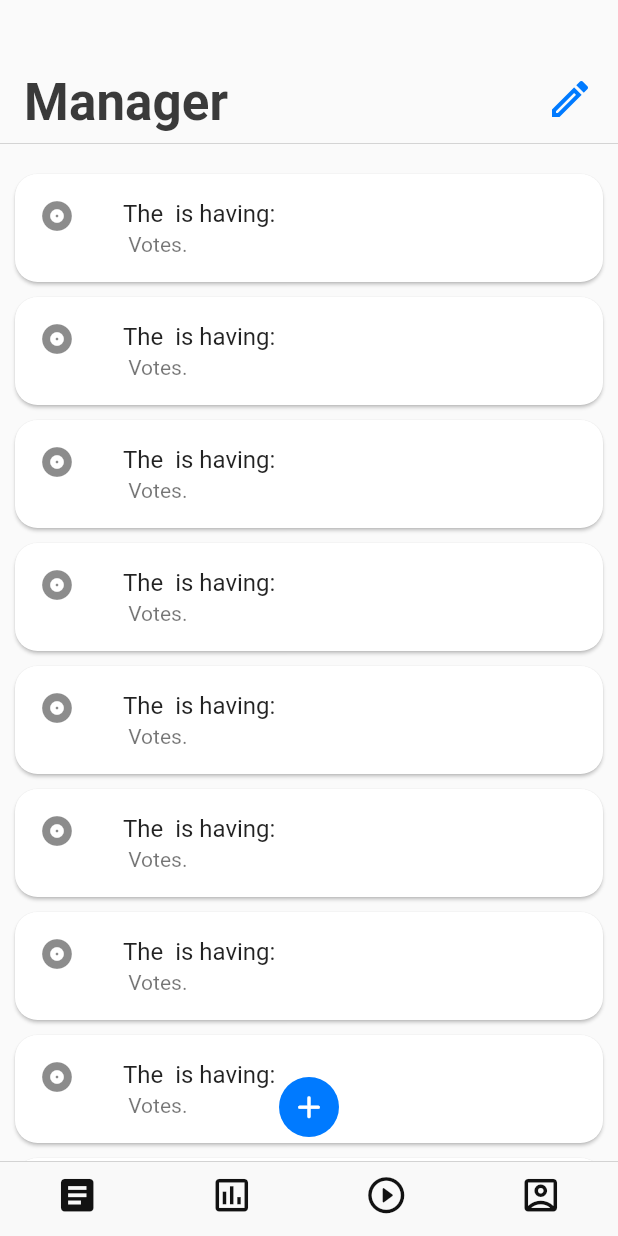
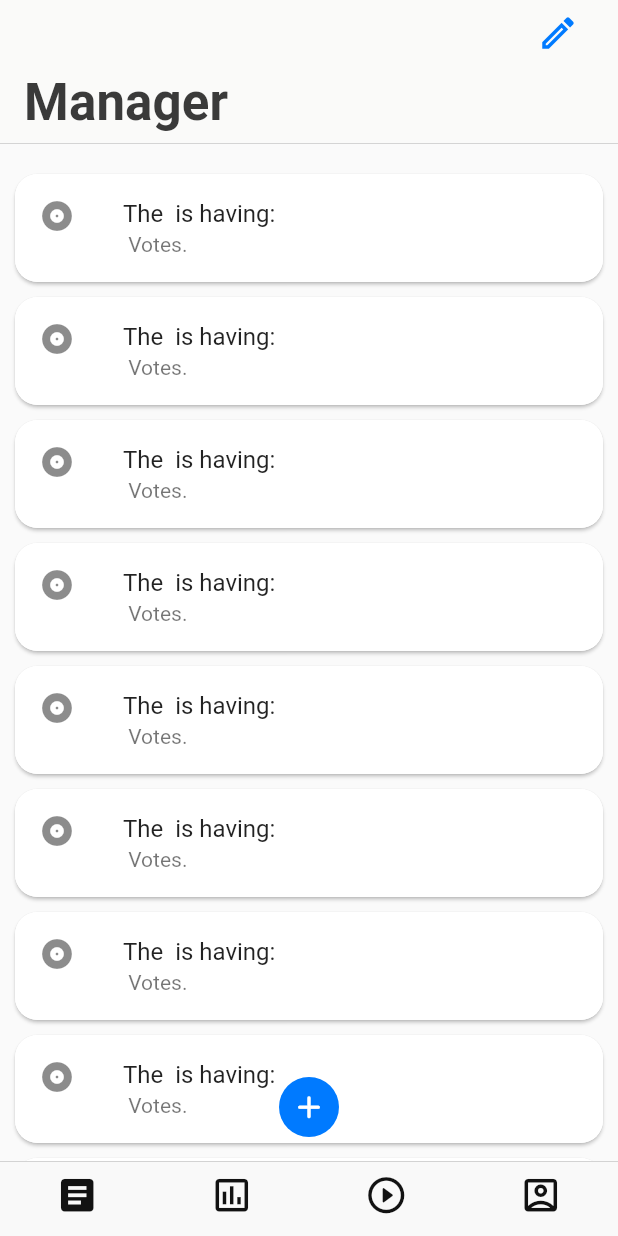
Before and after one commit to freddity/ctrlUrTimeInator, a Flutter app: the screen it shows after launch, on a phone screen of 412 x 824 dp. Run offline on Flutter 3.47's test engine with Material 2 defaults, Android fonts, the phone set to English and light mode, and no system bars.

Commit message:
Before risky changes

```diff
--- a/lib/ManagerPage.dart
+++ b/lib/ManagerPage.dart
@@ -46,11 +46,17 @@ class _ManagerPageState extends State<ManagerPage> {
       body: CustomScrollView(
         slivers: [
           CupertinoSliverNavigationBar(
-            backgroundColor: Color(0xfaf6f3),
-            trailing: Container(
-              margin: EdgeInsets.only(top: 50),
-              child: Icon(Icons.edit_outlined,
-                  color: Color.fromRGBO(0, 122, 255, 1.0)),
+            backgroundColor: Color(0x14faf6f3),
+            trailing: IconButton(
+              //onPressed: ,
+              icon: Container(
+                margin: EdgeInsets.only(top: 0),
+                child: Icon(
+                  Icons.edit_outlined,
+                  color: Color.fromRGBO(0, 122, 255, 1.0),
+                  size: 28,
+                ),
+              ),
             ),
             largeTitle: Text("Manager",
                 style: TextStyle(
@@ -69,7 +75,16 @@ class _ManagerPageState extends State<ManagerPage> {
                   child:
                       Column(mainAxisSize: MainAxisSize.min, children: <Widget>[
                     Container(
-
+                      decoration: BoxDecoration(
+                          color: Color(0xffffffff),
+                          borderRadius: BorderRadius.circular(15.0),
+                          boxShadow: [
+                            BoxShadow(
+                                blurRadius: 8,
+                                offset: Offset(0, 0),
+                                color: Color(0xffE9E8EB).withOpacity(0.3),
+                                spreadRadius: -9)
+                          ]),
                       child: ListTile(
                         leading: const Icon(Icons.album),
                         title: Text('The  is having:'),
```
